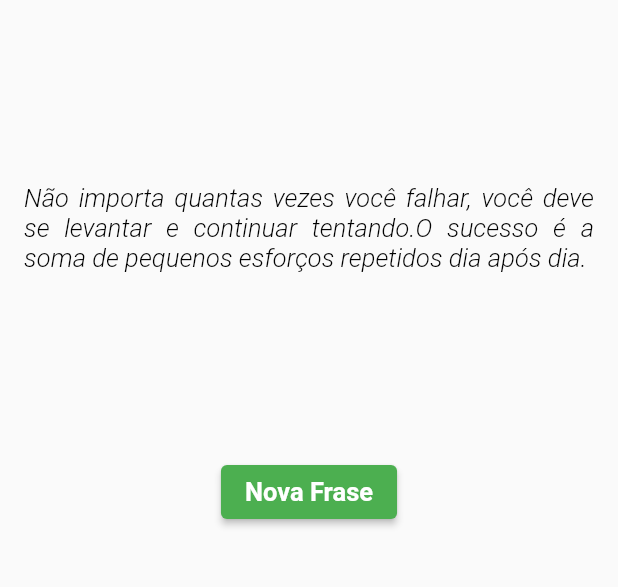
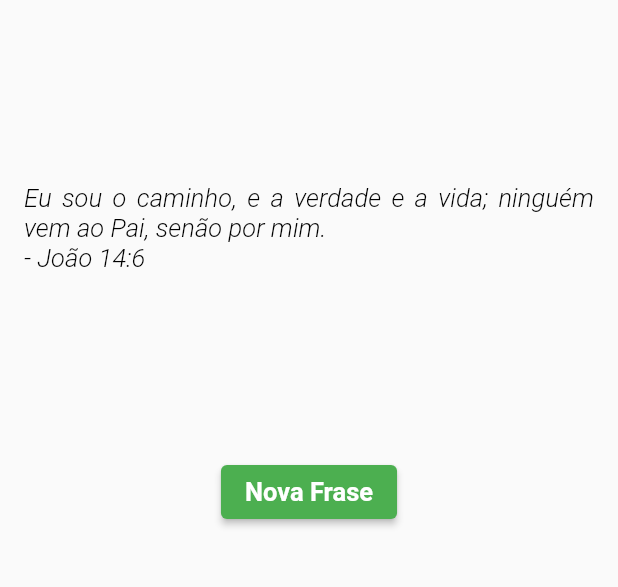
Before and after one commit to devjoaojardim/flutter_app_frase_do_dia, a Flutter app: the screen it shows after launch, after a tap on "Nova Frase", on a phone screen of 412 x 824 dp, the part 501-1088 px from its top. Run offline on Flutter 3.47's test engine with Material 2 defaults, Android fonts, the phone set to English and light mode, and no system bars.

Commit message:
goo Final

```diff
--- a/lib/main.dart
+++ b/lib/main.dart
@@ -12,12 +12,12 @@ class HomeFull extends StatefulWidget {
 class _HomeFullState extends State<HomeFull> {
 
   int _numeroAleatorio = 0;
-  final List _frases = ['O sucesso não é final, o fracasso não é fatal: é a coragem de continuar que conta.',
-    'Você não pode mudar o vento, mas pode ajustar as velas do barco para chegar onde quer.',
-    'Acredite em si mesmo e em tudo que você é. Saiba que há algo dentro de você que é maior do que qualquer obstáculo.',
-    'Não espere por oportunidades, crie-as.', 'Não importa quantas vezes você falhar, você deve se levantar e continuar tentando.'
-        'O sucesso é a soma de pequenos esforços repetidos dia após dia.', 'A maior glória em viver não está em nunca cair, mas em se levantar toda vez que caímos.'
-        'Não desista, pois a força necessária para conquistar grandes vitórias vem de dentro de você.'];
+  final List _frases = ['O Senhor é o meu rochedo, e o meu lugar forte, e o meu libertador; o meu Deus, a minha fortaleza, em quem confio; o meu escudo, a força da minha salvação, e o meu alto refúgio. \n- Salmo 18:2',
+    'Mas buscai primeiro o seu reino e a sua justiça, e todas estas coisas vos serão acrescentadas. \n- Mateus 6:33',
+    'Eu sou a videira, vós sois as varas; quem está em mim, e eu nele, esse dá muito fruto; porque sem mim nada podeis fazer. \n- João 15:5',
+    'Porque Deus amou o mundo de tal maneira que deu o seu Filho unigênito, para que todo aquele que nele crê não pereça, mas tenha a vida eterna. \n- João 3:16',
+        'Eu sou o caminho, e a verdade e a vida; ninguém vem ao Pai, senão por mim. \n- João 14:6',
+        'Mas, buscai primeiro o reino de Deus, e a sua justiça, e todas estas coisas vos serão acrescentadas. \n- Mateus 6:33'];
 
   var _fraseGerada = "Clique abaixo para gerar uma frase!";
 
```
